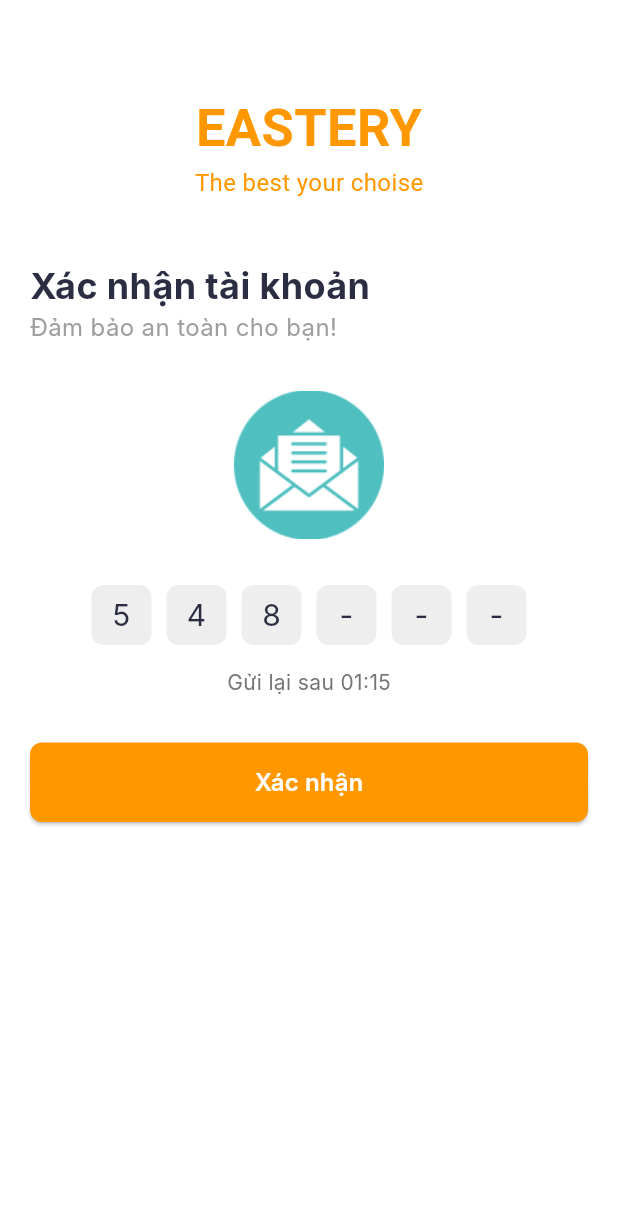
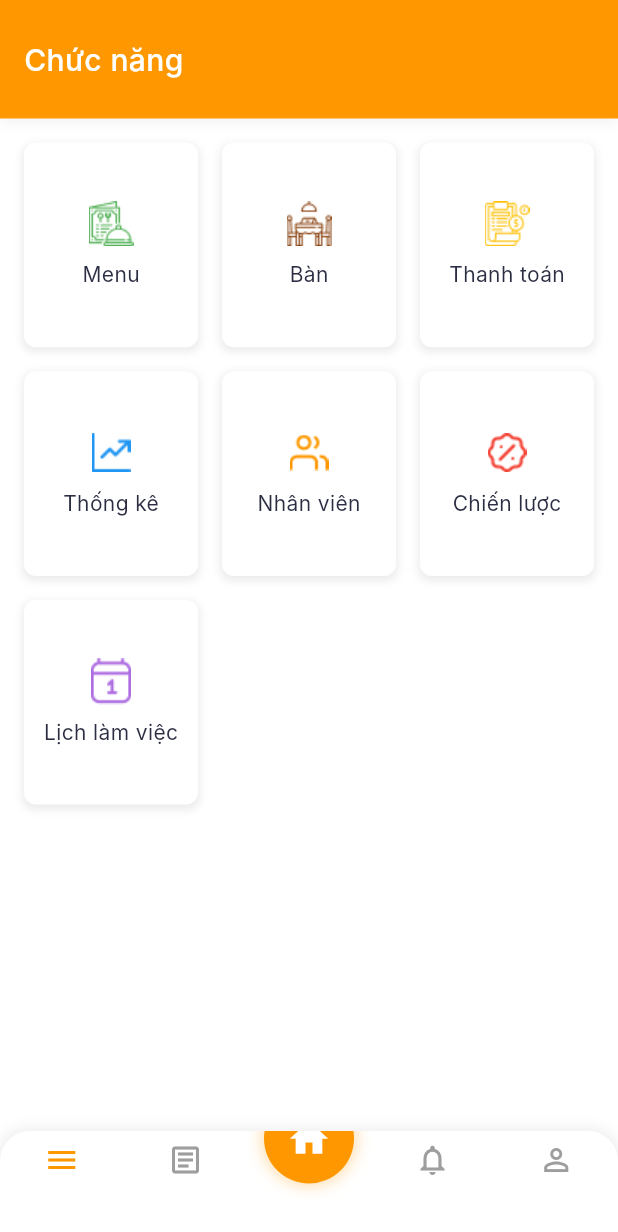
Before and after one commit to xuantruongg03/restaurant_manager_mobile, a Flutter app: the screen it shows after launch, on a phone screen of 412 x 824 dp. Shown: the top 1232 px of the screen. Run offline on Flutter 3.47's test engine with Material 3 defaults, Android fonts, the phone set to English and light mode, and no system bars; our stand-ins replace shared_preferences; Roboto replaces fonts that are missing (Inter, KaiseiDecol).

Commit message:
UI Feature Screen

```diff
--- a/lib/config/routes/app_router.dart
+++ b/lib/config/routes/app_router.dart
@@ -1,6 +1,7 @@
 import 'package:flutter/material.dart';
 import 'package:restaurant_manager_mobile/presentation/screens/auth/forgot_password.dart';
 import 'package:restaurant_manager_mobile/presentation/screens/auth/login_screen.dart';
+import 'package:restaurant_manager_mobile/presentation/screens/features/feature_screen.dart';
 import 'package:restaurant_manager_mobile/presentation/screens/home/home_screen.dart';
 import '../../presentation/screens/auth/sign_up_screen.dart';
 import '../../presentation/screens/auth/verify_screen.dart';
@@ -41,6 +42,11 @@ class AppRouter {
           builder: (_) => const VerifyScreen(),
         );
 
+      case RouteNames.feature:
+        return MaterialPageRoute(
+          builder: (_) => const FeatureScreen(),
+        );
+
       default:
         return MaterialPageRoute(
           builder: (_) => Scaffold(
--- a/lib/config/routes/route_names.dart
+++ b/lib/config/routes/route_names.dart
@@ -11,6 +11,7 @@ class RouteNames {
 
   // Main Routes
   static const String home = '/home';
+  static const String feature = '/feature';
   static const String menu = '/menu';
   static const String orders = '/orders';
   static const String tables = '/tables';
--- a/lib/main.dart
+++ b/lib/main.dart
@@ -22,7 +22,7 @@ class MyApp extends StatelessWidget {
       // darkTheme: AppTheme.darkTheme,
 
       // Routing
-      initialRoute: RouteNames.verify, // Tạm thời set làm màn hình khởi đầu
+      initialRoute: RouteNames.feature, // Tạm thời set làm màn hình khởi đầu
       // initialRoute: RouteNames.splash, // Đặt route ban đầu là splash
       onGenerateRoute: AppRouter.onGenerateRoute,
     );
--- /dev/null
+++ b/lib/presentation/layouts/main_layout.dart
@@ -0,0 +1,61 @@
+import 'package:flutter/material.dart';
+import 'package:restaurant_manager_mobile/presentation/widgets/bottom_bar.dart';
+
+class MainLayout extends StatefulWidget {
+  final Widget child;
+  final String? title;
+  final List<Widget>? actions;
+  final bool showBackButton;
+
+  const MainLayout({
+    super.key,
+    required this.child,
+    this.title,
+    this.actions,
+    this.showBackButton = false,
+  });
+
+  @override
+  State<MainLayout> createState() => _MainLayoutState();
+}
+
+class _MainLayoutState extends State<MainLayout> {
+  int _selectedIndex = 0;
+
+  void _onItemTapped(int index) {
+    setState(() {
+      _selectedIndex = index;
+    });
+  }
+
+  @override
+  Widget build(BuildContext context) {
+    return Scaffold(
+      appBar: widget.title != null
+          ? AppBar(
+              title: Text(
+                widget.title!,
+                style: const TextStyle(
+                  fontWeight: FontWeight.bold,
+                ),
+              ),
+              centerTitle: true,
+              leading: widget.showBackButton
+                  ? IconButton(
+                      icon: const Icon(Icons.arrow_back_ios),
+                      onPressed: () => Navigator.pop(context),
+                    )
+                  : null,
+              actions: widget.actions,
+            )
+          : null,
+      body: SafeArea(
+        child: widget.child,
+      ),
+      bottomNavigationBar: CustomBottomBar(
+        selectedIndex: _selectedIndex,
+        onItemTapped: _onItemTapped,
+      ),
+    );
+  }
+}
--- /dev/null
+++ b/lib/presentation/screens/features/feature_screen.dart
@@ -0,0 +1,107 @@
+import 'package:flutter/material.dart';
+import 'package:restaurant_manager_mobile/presentation/layouts/main_layout.dart';
+import 'package:restaurant_manager_mobile/presentation/widgets/header.dart';
+
+class FeatureScreen extends StatelessWidget {
+  const FeatureScreen({super.key});
+
+  Widget _buildFeatureItem({
+    required String icon,
+    required String label,
+    required Color color,
+    required VoidCallback onTap,
+  }) {
+    return InkWell(
+      onTap: onTap,
+      child: Container(
+        decoration: BoxDecoration(
+          borderRadius: BorderRadius.circular(8),
+          color: Colors.white,
+          boxShadow: [
+            BoxShadow(
+              color: Colors.grey.withOpacity(0.2),
+              spreadRadius: 1,
+              blurRadius: 4,
+              offset: const Offset(0, 2),
+            ),
+          ],
+        ),
+        child: Column(
+          mainAxisAlignment: MainAxisAlignment.center,
+          children: [
+            Image.asset(icon, width: 32, height: 32),
+            const SizedBox(height: 8),
+            Text(label),
+          ],
+        ),
+      ),
+    );
+  }
+
+  @override
+  Widget build(BuildContext context) {
+    return MainLayout(
+      child: Column(
+        children: [
+          // Header
+          const Header(title: "Chức năng"),
+
+          // Grid of features
+          Expanded(
+            child: GridView.count(
+              padding: const EdgeInsets.all(16),
+              crossAxisCount: 3,
+              mainAxisSpacing: 16,
+              crossAxisSpacing: 16,
+              childAspectRatio: 0.85,
+              children: [
+                _buildFeatureItem(
+                  icon: 'assets/icons/menu.png',
+                  label: 'Menu',
+                  color: Colors.green,
+                  onTap: () => Navigator.pushNamed(context, '/menu'),
+                ),
+                _buildFeatureItem(
+                  icon: 'assets/icons/reservation.png',
+                  label: 'Bàn',
+                  color: Colors.brown,
+                  onTap: () => Navigator.pushNamed(context, '/tables'),
+                ),
+                _buildFeatureItem(
+                  icon: 'assets/icons/billing.png',
+                  label: 'Thanh toán',
+                  color: Colors.amber,
+                  onTap: () => Navigator.pushNamed(context, '/billing'),
+                ),
+                _buildFeatureItem(
+                  icon: 'assets/icons/statistic.png',
+                  label: 'Thống kê',
+                  color: Colors.blue,
+                  onTap: () => Navigator.pushNamed(context, '/statistics'),
+                ),
+                _buildFeatureItem(
+                  icon: 'assets/icons/person-group.png',
+                  label: 'Nhân viên',
+                  color: Colors.orange,
+                  onTap: () => Navigator.pushNamed(context, '/staff'),
+                ),
+                _buildFeatureItem(
+                  icon: 'assets/icons/sale.png',
+                  label: 'Chiến lược',
+                  color: Colors.red,
+                  onTap: () => Navigator.pushNamed(context, '/strategy'),
+                ),
+                _buildFeatureItem(
+                  icon: 'assets/icons/schedule.png',
+                  label: 'Lịch làm việc',
+                  color: Colors.indigo,
+                  onTap: () => Navigator.pushNamed(context, '/schedule'),
+                ),
+              ],
+            ),
+          ),
+        ],
+      ),
+    );
+  }
+}
--- /dev/null
+++ b/lib/presentation/widgets/bottom_bar.dart
@@ -0,0 +1,97 @@
+import 'package:flutter/material.dart';
+
+class CustomBottomBar extends StatelessWidget {
+  final int selectedIndex;
+  final Function(int) onItemTapped;
+
+  const CustomBottomBar({
+    super.key,
+    required this.selectedIndex,
+    required this.onItemTapped,
+  });
+
+  @override
+  Widget build(BuildContext context) {
+    return Container(
+      height: 70,
+      decoration: BoxDecoration(
+        color: Colors.white,
+        borderRadius: const BorderRadius.only(
+          topLeft: Radius.circular(20),
+          topRight: Radius.circular(20),
+        ),
+        boxShadow: [
+          BoxShadow(
+            color: Colors.grey.withOpacity(0.2),
+            spreadRadius: 1,
+            blurRadius: 8,
+          ),
+        ],
+      ),
+      child: Stack(
+        children: [
+          BottomNavigationBar(
+            type: BottomNavigationBarType.fixed,
+            selectedItemColor: Colors.orange,
+            unselectedItemColor: Colors.grey,
+            currentIndex: selectedIndex,
+            onTap: onItemTapped,
+            backgroundColor: Colors.transparent,
+            elevation: 0,
+            iconSize: 24,
+            items: const [
+              BottomNavigationBarItem(
+                icon: Icon(Icons.menu),
+                label: '',
+              ),
+              BottomNavigationBarItem(
+                icon: Icon(Icons.article_outlined),
+                label: '',
+              ),
+              BottomNavigationBarItem(
+                icon: Icon(Icons.home),
+                label: '',
+              ),
+              BottomNavigationBarItem(
+                icon: Icon(Icons.notifications_outlined),
+                label: '',
+              ),
+              BottomNavigationBarItem(
+                icon: Icon(Icons.person_outline),
+                label: '',
+              ),
+            ],
+          ),
+          Positioned(
+            left: 0,
+            right: 0,
+            top: -25,
+            child: GestureDetector(
+              onTap: () => onItemTapped(2),
+              child: Container(
+                width: 60,
+                height: 60,
+                decoration: BoxDecoration(
+                  color: Colors.orange,
+                  shape: BoxShape.circle,
+                  boxShadow: [
+                    BoxShadow(
+                      color: Colors.orange.withOpacity(0.3),
+                      spreadRadius: 2,
+                      blurRadius: 8,
+                    ),
+                  ],
+                ),
+                child: const Icon(
+                  Icons.home,
+                  color: Colors.white,
+                  size: 30,
+                ),
+              ),
+            ),
+          ),
+        ],
+      ),
+    );
+  }
+}
--- /dev/null
+++ b/lib/presentation/widgets/header.dart
@@ -0,0 +1,60 @@
+import 'package:flutter/material.dart';
+
+class Header extends StatelessWidget {
+  final String title;
+  final bool showBackButton;
+  final bool showActionButton;
+  final VoidCallback? onActionPressed;
+
+  const Header({
+    super.key,
+    required this.title,
+    this.showBackButton = false,
+    this.showActionButton = false,
+    this.onActionPressed,
+  });
+
+  @override
+  Widget build(BuildContext context) {
+    return Container(
+      padding: const EdgeInsets.symmetric(horizontal: 16, vertical: 25),
+      decoration: BoxDecoration(
+        color: Colors.orange,
+        boxShadow: [
+          BoxShadow(
+            color: Colors.grey.withOpacity(0.2),
+            spreadRadius: 1,
+            blurRadius: 8,
+          ),
+        ],
+      ),
+      child: SafeArea(
+        child: Row(
+          children: [
+            if (showBackButton)
+              IconButton(
+                icon: const Icon(Icons.arrow_back_ios, color: Colors.white),
+                onPressed: () => Navigator.pop(context),
+              ),
+            Expanded(
+              child: Text(
+                title,
+                style: const TextStyle(
+                  color: Colors.white,
+                  fontSize: 20,
+                  fontWeight: FontWeight.w500,
+                ),
+                textAlign: TextAlign.left,
+              ),
+            ),
+            if (showActionButton)
+              IconButton(
+                icon: const Icon(Icons.add, color: Colors.white),
+                onPressed: onActionPressed,
+              ),
+          ],
+        ),
+      ),
+    );
+  }
+}
--- a/pubspec.yaml
+++ b/pubspec.yaml
@@ -64,6 +64,7 @@ flutter:
     - assets/images/facebook-icon.png
     - assets/images/google-icon.png
     - assets/images/verify-icon.png
+    - assets/icons/
   # An image asset can refer to one or more resolution-specific "variants", see
   # https://flutter.dev/to/resolution-aware-images
 
```
Also changed, not shown: assets/icons/billing.png (added), assets/icons/menu.png (added), assets/icons/person-group.png (added), assets/icons/reservation.png (added), assets/icons/sale.png (added), assets/icons/schedule.png (added), assets/icons/statistic.png (added).
